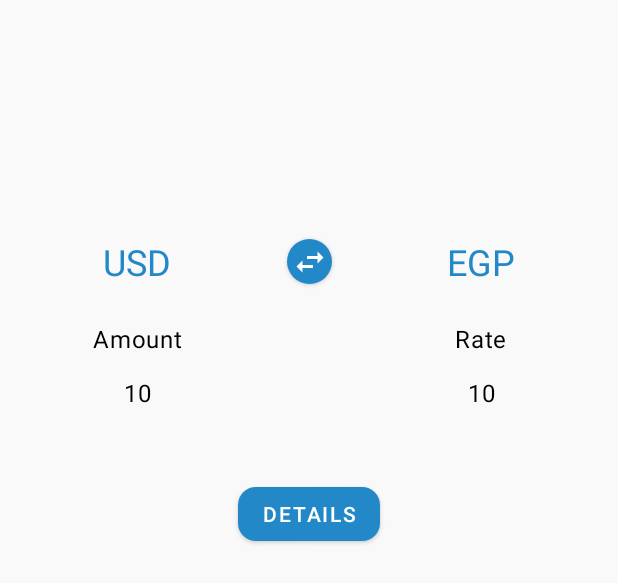
After one commit to raedsaeed/Currency, an Android app: the layout fragment_convert.xml on its own in the app's theme, with its tools: preview values and no code run, on a phone screen of 412 x 824 dp. The commit adds this screen. Shown: the top 583 px of the screen. Run offline under Robolectric (Android 15) with nearby library versions, the phone set to English and light mode, and no system bars.

Commit message:
Design screens.

```diff
--- a/app/src/main/java/com/raed/currency/presentation/uimodels/UICurrency.kt
+++ b/app/src/main/java/com/raed/currency/presentation/uimodels/UICurrency.kt
@@ -4,4 +4,4 @@ package com.raed.currency.presentation.uimodels
 /**
  * Created By Raed Saeed on 22/04/2022
  */
-data class UICurrency(val symbol: String, val value: Float)
+data class UICurrency(val symbol: String, val value: Float, val date: String? = null)
--- /dev/null
+++ b/app/src/main/res/drawable/ic_swap_horiz_24.xml
@@ -0,0 +1,10 @@
+<vector xmlns:android="http://schemas.android.com/apk/res/android"
+    android:width="24dp"
+    android:height="24dp"
+    android:viewportWidth="24"
+    android:viewportHeight="24"
+    android:tint="?attr/colorControlNormal">
+  <path
+      android:fillColor="@android:color/white"
+      android:pathData="M6.99,11L3,15l3.99,4v-3H14v-2H6.99v-3zM21,9l-3.99,-4v3H10v2h7.01v3L21,9z"/>
+</vector>
--- /dev/null
+++ b/app/src/main/res/layout/fragment_convert.xml
@@ -0,0 +1,120 @@
+<?xml version="1.0" encoding="utf-8"?>
+<layout xmlns:tools="http://schemas.android.com/tools">
+
+    <androidx.constraintlayout.widget.ConstraintLayout xmlns:android="http://schemas.android.com/apk/res/android"
+        xmlns:app="http://schemas.android.com/apk/res-auto"
+        android:layout_width="match_parent"
+        android:layout_height="match_parent">
+
+        <com.google.android.material.textview.MaterialTextView
+            android:id="@+id/tv_fragment_convert_base"
+            android:layout_width="0dp"
+            android:layout_height="wrap_content"
+            android:background="?attr/selectableItemBackground"
+            android:gravity="center"
+            android:textAppearance="?attr/textAppearanceHeadline5"
+            android:textColor="?attr/colorPrimary"
+            app:layout_constraintBottom_toBottomOf="parent"
+            app:layout_constraintEnd_toStartOf="@id/btn_fragment_convert_swap"
+            app:layout_constraintStart_toStartOf="parent"
+            app:layout_constraintTop_toTopOf="parent"
+            app:layout_constraintVertical_bias=".2"
+            tools:text="USD" />
+
+        <com.google.android.material.button.MaterialButton
+            android:id="@+id/btn_fragment_convert_swap"
+            android:layout_width="@dimen/btn_swap_size"
+            android:layout_height="@dimen/btn_swap_size"
+            android:layout_margin="@dimen/dp8"
+            android:insetTop="0dp"
+            android:insetBottom="0dp"
+            app:icon="@drawable/ic_swap_horiz_24"
+            app:iconGravity="textStart"
+            app:iconPadding="0dp"
+            app:layout_constraintBottom_toBottomOf="@id/tv_fragment_convert_base"
+            app:layout_constraintEnd_toStartOf="@id/tv_fragment_convert_quote"
+            app:layout_constraintStart_toEndOf="@id/tv_fragment_convert_base"
+            app:layout_constraintTop_toTopOf="@id/tv_fragment_convert_base"
+            app:shapeAppearance="@style/CircleShape" />
+
+        <com.google.android.material.textview.MaterialTextView
+            android:id="@+id/tv_fragment_convert_quote"
+            android:layout_width="0dp"
+            android:layout_height="wrap_content"
+            android:background="?attr/selectableItemBackground"
+            android:gravity="center"
+            android:textAppearance="?textAppearanceHeadline5"
+            android:textColor="?attr/colorPrimary"
+            app:layout_constraintBottom_toBottomOf="@id/tv_fragment_convert_base"
+            app:layout_constraintEnd_toEndOf="parent"
+            app:layout_constraintStart_toEndOf="@id/btn_fragment_convert_swap"
+            app:layout_constraintTop_toTopOf="@id/tv_fragment_convert_base"
+            tools:text="EGP" />
+
+        <com.google.android.material.textview.MaterialTextView
+            android:id="@+id/tv_fragment_convert_amount_label"
+            android:layout_width="wrap_content"
+            android:layout_height="wrap_content"
+            android:layout_marginTop="@dimen/dp24"
+            android:text="@string/amount"
+            android:textAppearance="?attr/textAppearanceBody1"
+            android:textColor="?attr/colorOnSecondary"
+            app:layout_constraintEnd_toEndOf="@id/tv_fragment_convert_base"
+            app:layout_constraintStart_toStartOf="@id/tv_fragment_convert_base"
+            app:layout_constraintTop_toBottomOf="@id/tv_fragment_convert_base" />
+
+        <com.google.android.material.textfield.TextInputEditText
+            android:id="@+id/et_fragment_convert_base_amount"
+            android:layout_width="0dp"
+            android:layout_height="wrap_content"
+            android:layout_marginTop="@dimen/dp4"
+            android:background="@null"
+            android:gravity="center"
+            android:padding="@dimen/dp10"
+            android:textAppearance="?attr/textAppearanceBody1"
+            android:textColor="?attr/colorOnSecondary"
+            app:layout_constraintEnd_toEndOf="@id/tv_fragment_convert_base"
+            app:layout_constraintStart_toStartOf="@id/tv_fragment_convert_base"
+            app:layout_constraintTop_toBottomOf="@id/tv_fragment_convert_amount_label"
+            tools:text="10" />
+
+        <com.google.android.material.textview.MaterialTextView
+            android:id="@+id/tv_fragment_convert_rate_label"
+            android:layout_width="wrap_content"
+            android:layout_height="wrap_content"
+            android:text="@string/rate"
+            android:textAppearance="?attr/textAppearanceBody1"
+            android:textColor="?attr/colorOnSecondary"
+            app:layout_constraintBottom_toBottomOf="@id/tv_fragment_convert_amount_label"
+            app:layout_constraintEnd_toEndOf="@id/tv_fragment_convert_quote"
+            app:layout_constraintStart_toStartOf="@id/tv_fragment_convert_quote"
+            app:layout_constraintTop_toTopOf="@id/tv_fragment_convert_amount_label" />
+
+        <com.google.android.material.textview.MaterialTextView
+            android:id="@+id/tv_fragment_convert_quote_value"
+            android:layout_width="0dp"
+            android:layout_height="0dp"
+            android:gravity="center"
+            android:padding="@dimen/dp8"
+            android:textColor="?attr/colorOnSecondary"
+            android:textAppearance="?attr/textAppearanceBody1"
+            app:layout_constraintBottom_toBottomOf="@id/et_fragment_convert_base_amount"
+            app:layout_constraintEnd_toEndOf="@id/tv_fragment_convert_quote"
+            app:layout_constraintStart_toStartOf="@id/tv_fragment_convert_quote"
+            app:layout_constraintTop_toTopOf="@id/et_fragment_convert_base_amount"
+            tools:text="10" />
+
+
+        <com.google.android.material.button.MaterialButton
+            android:id="@+id/btn_fragment_convert_details"
+            android:layout_width="wrap_content"
+            android:layout_height="wrap_content"
+            android:layout_marginTop="@dimen/dp36"
+            android:text="@string/details"
+            app:layout_constraintEnd_toEndOf="parent"
+            app:layout_constraintStart_toStartOf="parent"
+            app:layout_constraintTop_toBottomOf="@id/et_fragment_convert_base_amount"
+            app:shapeAppearance="@style/RoundedShape12dp" />
+
+    </androidx.constraintlayout.widget.ConstraintLayout>
+</layout>
--- a/app/src/main/res/navigation/nav_graph.xml
+++ b/app/src/main/res/navigation/nav_graph.xml
@@ -2,7 +2,7 @@
 <navigation xmlns:android="http://schemas.android.com/apk/res/android"
     xmlns:app="http://schemas.android.com/apk/res-auto"
     android:id="@+id/nav_graph"
-    app:startDestination="@id/convert_fragment">
+    app:startDestination="@id/details_fragment">
 
     <fragment
         android:id="@+id/convert_fragment"
@@ -11,6 +11,6 @@
 
     <fragment
         android:id="@+id/details_fragment"
-        android:name="com.raed.currency.presentation.details.DetailsFragment"
+        android:name="com.raed.currency.presentation.details.CurrencyDetailsFragment"
         android:label="@string/historical_info" />
 </navigation>
--- a/app/src/main/res/values/dimens.xml
+++ b/app/src/main/res/values/dimens.xml
@@ -1,4 +1,13 @@
 <?xml version="1.0" encoding="utf-8"?>
 <resources>
+    <dimen name="dp8">8dp</dimen>
+    <dimen name="dp10">10dp</dimen>
+    <dimen name="dp12">12dp</dimen>
     <dimen name="dp24">24dp</dimen>
+    <dimen name="btn_swap_size">30dp</dimen>
+    <dimen name="sp16">16sp</dimen>
+    <dimen name="sp20">20sp</dimen>
+    <dimen name="dp36">36dp</dimen>
+    <dimen name="dp4">4dp</dimen>
+    <dimen name="dp16">16dp</dimen>
 </resources>
--- a/app/src/main/res/values/shapes.xml
+++ b/app/src/main/res/values/shapes.xml
@@ -1,10 +1,18 @@
 <?xml version="1.0" encoding="utf-8"?>
 <resources>
 
+    <style name="RoundedShape12dp">
+        <item name="cornerFamily">rounded</item>
+        <item name="cornerSize">@dimen/dp12</item>
+    </style>
+
     <style name="RoundedShape24dp">
         <item name="cornerFamily">rounded</item>
-        <item name="cornerSizeTopLeft">@dimen/dp24</item>
-        <item name="cornerSizeTopRight">@dimen/dp24</item>
+        <item name="cornerSize">@dimen/dp24</item>
+    </style>
+
+    <style name="CircleShape">
+        <item name="cornerSize">50%</item>
     </style>
 
 </resources>
--- a/app/src/main/res/values/strings.xml
+++ b/app/src/main/res/values/strings.xml
@@ -2,4 +2,9 @@
     <string name="app_name">Currency</string>
     <string name="currency">Currency</string>
     <string name="historical_info">Historical Info</string>
+    <string name="details">Details</string>
+    <string name="amount">Amount</string>
+    <string name="rate">Rate</string>
+    <string name="city_hint">Search</string>
+    <string name="exchange_rates">Exchange Rates</string>
 </resources>
--- a/app/src/main/res/values/themes.xml
+++ b/app/src/main/res/values/themes.xml
@@ -29,6 +29,6 @@
     </style>
 
     <style name="RoundedBottomSheet" parent="Widget.MaterialComponents.BottomSheet">
-        <item name="shapeAppearanceOverlay">@style/RoundedShape24dp</item>
+        <item name="shapeAppearanceOverlay">@style/RoundedShape12dp</item>
     </style>
 </resources>
```
Also changed, not shown: app/src/main/java/com/raed/currency/presentation/convert/CurrenciesDialog.kt (added, +10 -0 lines), app/src/main/java/com/raed/currency/presentation/details/CurrencyDetailsFragment.kt (added, +39 -0 lines), app/src/main/java/com/raed/currency/presentation/details/DetailsFragment.kt (deleted, +0 -12 lines), app/src/main/java/com/raed/currency/presentation/details/DetailsFragmentAdapter.kt (added, +27 -0 lines), app/src/main/java/com/raed/currency/presentation/details/ExchangeRateFragment.kt (added, +25 -0 lines), app/src/main/java/com/raed/currency/presentation/details/HistoryFragment.kt (added, +28 -0 lines), app/src/main/res/layout/dialog_currencies.xml (added, +43 -0 lines), app/src/main/res/layout/fragment_currency_details.xml (added, +26 -0 lines), app/src/main/res/layout/fragment_list.xml (added, +20 -0 lines), app/src/main/res/layout/item_currency.xml (added, +25 -0 lines), app/src/main/res/layout/item_exchange_rate.xml (added, +35 -0 lines), app/src/main/res/layout/item_history_rate.xml (added, +47 -0 lines).
